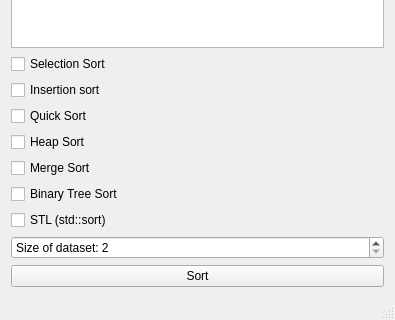
The window that Oblig3/Application/mainwindow.ui (Skau/ADS101Obliger) describes before a commit, drawn with Qt 5; both pictures show x 0 to 395 and y 216 to 536 of the 395 by 536 pixel window.
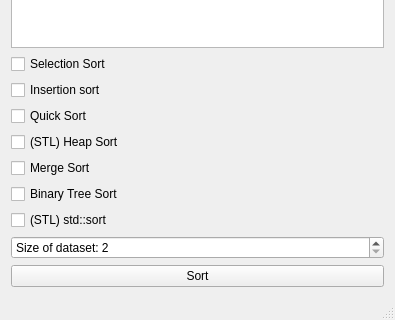
The same window after the commit.

Commit message: Added BT and heap sort

What changed in the file:
```diff
--- a/Oblig3/Application/mainwindow.ui
+++ b/Oblig3/Application/mainwindow.ui
@@ -45,7 +45,7 @@
     <item>
      <widget class="QCheckBox" name="heapCheckBox">
       <property name="text">
-       <string>Heap Sort</string>
+       <string>(STL) Heap Sort</string>
       </property>
      </widget>
     </item>
@@ -66,7 +66,7 @@
     <item>
      <widget class="QCheckBox" name="stlCheckBox">
       <property name="text">
-       <string>STL (std::sort)</string>
+       <string>(STL) std::sort</string>
       </property>
      </widget>
     </item>
```
The commit also changes 3 other files.
